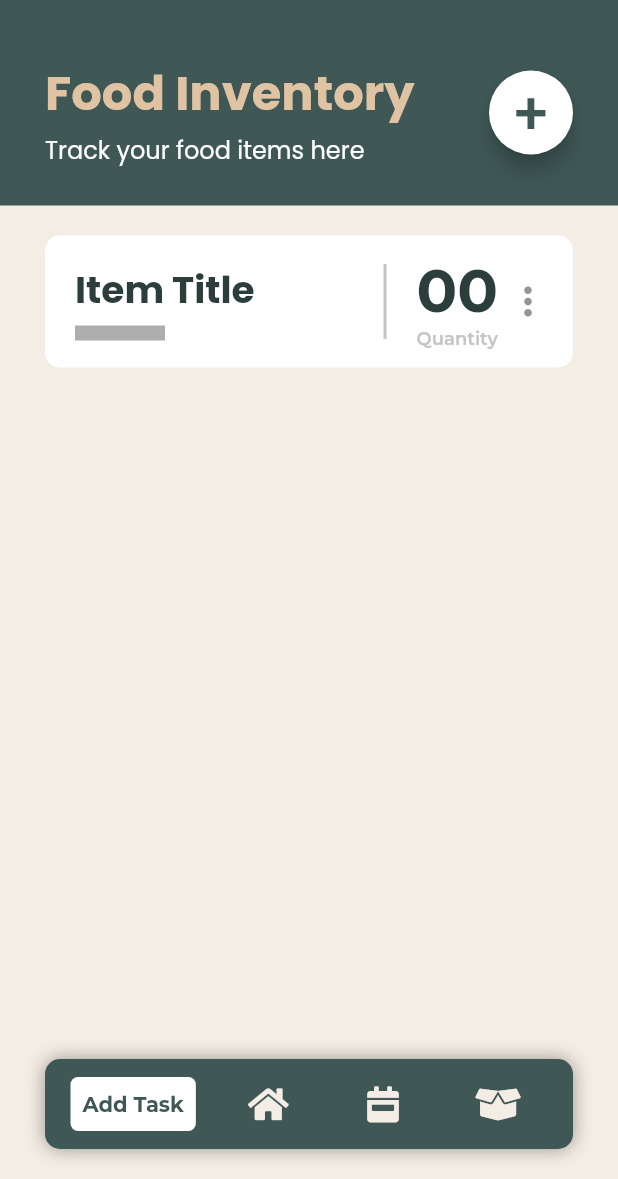
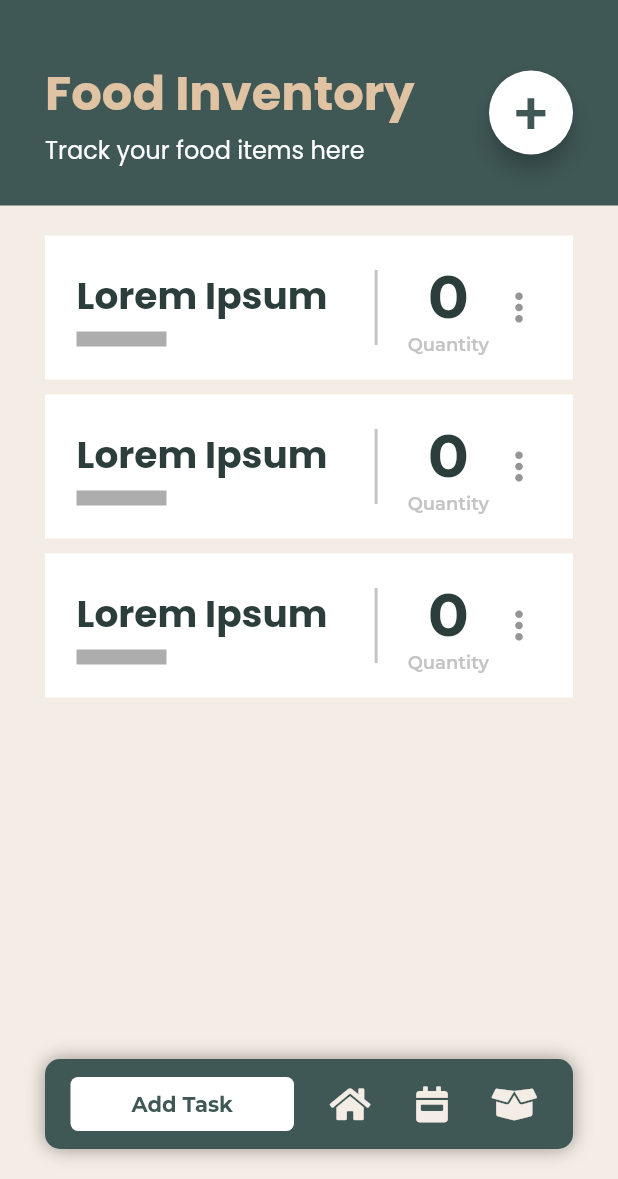
Before and after one commit to kwgarciaIV/hestia, a Flutter app: the InventoryPage screen opened directly, on a phone screen of 412 x 824 dp, the part 57-1236 px from its top. Run offline on Flutter 3.47's test engine with Material 2 defaults, Android fonts, the phone set to English and light mode, and no system bars; drawn by our look-alikes of flutter_slidable; our stand-ins replace flutter_screenutil, font_awesome_flutter, page_transition.

Commit message:
Home Page, Inventory Page, Swipable Cards, BottomBar Flex, Pop up white bg

```diff
--- a/lib/Components/AddTaskPopUp.dart
+++ b/lib/Components/AddTaskPopUp.dart
@@ -8,18 +8,6 @@ class AddTaskPopUp extends StatefulWidget {
   @override
   _AddTaskPopUpState createState() => _AddTaskPopUpState();
 }
-
-const kLabelInputField = TextStyle(
-    fontFamily: 'Montserrat-SemiBold',
-    fontSize: 15.0,
-    color: Color(0xFF57706F));
-const kHintTextStyle = TextStyle(
-    fontSize: 15,
-    color: kGrayButton,
-    fontStyle: FontStyle.italic,
-    fontFamily: 'Montserrat-Medium');
-const kInputTextStyle = TextStyle(
-    color: Colors.black, fontSize: 15.0, fontFamily: 'Montserrat-SemiBold');
 
 class _AddTaskPopUpState extends State<AddTaskPopUp> {
   String dropDownValue = '';
@@ -103,8 +91,12 @@ class _AddTaskPopUpState extends State<AddTaskPopUp> {
           //     ),
           //   ),
           // ),
-          Padding(
-            padding: const EdgeInsets.symmetric(horizontal: 20.0, vertical: 5),
+          Container(
+            color: Colors.white,
+            margin: EdgeInsets.symmetric(horizontal: 20, vertical: 8),
+            child: Padding(
+              padding:
+                  const EdgeInsets.symmetric(horizontal: 20.0, vertical: 5),
               child: DropdownButton(
                 //buttonstyle: ButtonStyle(),
                 hint: dropDownValue == ''
@@ -142,6 +134,7 @@ class _AddTaskPopUpState extends State<AddTaskPopUp> {
                     },
                   );
                 },
+              ),
             ),
           ),
           Padding(
--- a/lib/Components/BottomActions.dart
+++ b/lib/Components/BottomActions.dart
@@ -28,7 +28,9 @@ class _BottomActionState extends State<BottomAction> {
         padding: const EdgeInsets.all(12.0),
         child: Row(
           children: <Widget>[
-            GestureDetector(
+            Expanded(
+              flex: 6,
+              child: GestureDetector(
                 onTap: () {
                   showModalBottomSheet(
                       shape: RoundedRectangleBorder(
@@ -45,8 +47,6 @@ class _BottomActionState extends State<BottomAction> {
                   //   _showBottomBar(true);
                   // });
                 },
-              child: Expanded(
-                flex: 6,
                 child: Container(
                   margin: EdgeInsets.only(left: 5, right: 10),
                   decoration: BoxDecoration(
--- /dev/null
+++ b/lib/Components/SwipableInventoryCard.dart
@@ -0,0 +1,143 @@
+import 'package:flutter/material.dart';
+import 'package:flutter_slidable/flutter_slidable.dart';
+import 'package:hestia/constants.dart';
+
+class SwipableInventoryCard extends StatefulWidget {
+  SwipableInventoryCard(
+      {@required this.itemTitle,
+      @required this.category,
+      @required this.quantity});
+  String? itemTitle;
+  String? category;
+  int? quantity;
+
+  @override
+  _SwipableInventoryCardState createState() => _SwipableInventoryCardState(
+      itemTitle: itemTitle, category: category, quantity: quantity);
+}
+
+class _SwipableInventoryCardState extends State<SwipableInventoryCard> {
+  @override
+  _SwipableInventoryCardState({this.itemTitle, this.category, this.quantity});
+
+  String? itemTitle;
+  String? category;
+  int? quantity;
+
+  Widget build(BuildContext context) {
+    return Container(
+      margin: EdgeInsets.only(bottom: 10),
+      child: Slidable(
+        // Specify a key if the Slidable is dismissible.
+        key: const ValueKey(0),
+
+        // The start action pane is the one at the left or the top side.
+        startActionPane: ActionPane(
+          // A motion is a widget used to control how the pane animates.
+
+          // A pane can dismiss the Slidable.
+          motion: const BehindMotion(),
+          children: const [
+            SlidableAction(
+              onPressed: doNothing,
+              backgroundColor: Color(0xFF9AB6B4),
+              foregroundColor: Colors.white,
+              icon: Icons.mood,
+              label: 'Add',
+            ),
+          ],
+        ),
+
+        endActionPane: ActionPane(
+          motion: const BehindMotion(),
+          children: [
+            SlidableAction(
+              onPressed: doNothing,
+              backgroundColor: Color(0xFFDFC3A2),
+              foregroundColor: Colors.white,
+              icon: Icons.mood_bad,
+              label: 'Subtract',
+            ),
+          ],
+        ),
+
+        child: Container(
+          color: Colors.white,
+          child: ListTile(
+            title: Padding(
+              padding:
+                  const EdgeInsets.symmetric(horizontal: 5.0, vertical: 12.0),
+              child: Column(
+                crossAxisAlignment: CrossAxisAlignment.start,
+                children: [
+                  Row(
+                    mainAxisAlignment: MainAxisAlignment.spaceBetween,
+                    children: [
+                      Column(
+                        crossAxisAlignment: CrossAxisAlignment.start,
+                        mainAxisAlignment: MainAxisAlignment.start,
+                        children: [
+                          Padding(
+                            padding: const EdgeInsets.only(bottom: 5),
+                            child: Text(
+                              itemTitle ?? "Null",
+                              style: TextStyle(
+                                color: kVeryDarkGreen,
+                                fontSize: 25.0,
+                                fontFamily: 'Poppins-Bold',
+                              ),
+                            ),
+                          ),
+                          Container(
+                            padding: EdgeInsets.symmetric(
+                                vertical: 5, horizontal: 30),
+                            color: kGrayButton,
+                          )
+                        ],
+                      ),
+                      Row(
+                        children: <Widget>[
+                          Container(height: 50, width: 2, color: kGrayHeading),
+                          Padding(
+                            padding: const EdgeInsets.only(left: 20, right: 5),
+                            child: Column(
+                              children: [
+                                Text(
+                                  quantity.toString(),
+                                  style: TextStyle(
+                                    color: kVeryDarkGreen,
+                                    fontSize: 40.0,
+                                    fontFamily: 'Montserrat-Bold',
+                                  ),
+                                ),
+                                Text(
+                                  'Quantity',
+                                  style: TextStyle(
+                                    color: kGrayHeading,
+                                    fontSize: 12.0,
+                                    fontFamily: 'Montserrat-SemiBold',
+                                  ),
+                                ),
+                              ],
+                            ),
+                          ),
+                          Icon(
+                            Icons.more_vert,
+                            size: 30,
+                            color: Color(0xFF959595),
+                          ),
+                        ],
+                      )
+                    ],
+                  ),
+                ],
+              ),
+            ),
+          ),
+        ),
+      ),
+    );
+  }
+}
+
+void doNothing(BuildContext context) {}
--- a/lib/Components/SwipableTaskCard.dart
+++ b/lib/Components/SwipableTaskCard.dart
@@ -21,7 +21,9 @@ class _SwipableTaskCardState extends State<SwipableTaskCard> {
 
   @override
   Widget build(BuildContext context) {
-    return Slidable(
+    return Container(
+      margin: EdgeInsets.only(bottom: 10),
+      child: Slidable(
         // Specify a key if the Slidable is dismissible.
         key: const ValueKey(0),
 
@@ -57,7 +59,6 @@ class _SwipableTaskCardState extends State<SwipableTaskCard> {
         ),
 
         child: Container(
-        margin: EdgeInsets.only(bottom: 10),
           color: Colors.white,
           child: ListTile(
             title: Padding(
@@ -98,6 +99,7 @@ class _SwipableTaskCardState extends State<SwipableTaskCard> {
             ),
           ),
         ),
+      ),
     );
   }
 }
--- a/lib/Screens/HomePage.dart
+++ b/lib/Screens/HomePage.dart
@@ -108,7 +108,7 @@ class _HomePageState extends State<HomePage> {
                       ),
                       SwipableTaskCard(
                         taskTitle: 'Lorem Ipsum' + '\t',
-                        taskType: 'Task Type',
+                        taskType: 'Task Type 2',
                         taskDesc: 'Lorem ipsum dolor sit amet, consectetur ',
                       ),
                       SwipableTaskCard(
--- a/lib/Screens/InventoryPage.dart
+++ b/lib/Screens/InventoryPage.dart
@@ -6,6 +6,7 @@ import 'package:flutter_screenutil/flutter_screenutil.dart';
 import 'package:page_transition/page_transition.dart';
 import '../Components/NavigationBar.dart';
 import 'package:hestia/Components/BottomActions.dart';
+import '../Components/SwipableInventoryCard.dart';
 
 class InventoryPage extends StatefulWidget {
   const InventoryPage({Key? key}) : super(key: key);
@@ -95,88 +96,20 @@ class _InventoryPageState extends State<InventoryPage> {
                     )),
                 Container(
                   padding: new EdgeInsets.fromLTRB(30, 20, 30, 30),
-                  width: MediaQuery.of(context).size.width,
                   child: Column(
-                    crossAxisAlignment: CrossAxisAlignment.start,
                     children: [
-                      Container(
-                        padding: new EdgeInsets.symmetric(
-                            vertical: 12, horizontal: 15),
-                        decoration: BoxDecoration(
-                          borderRadius: BorderRadius.circular(10),
-                          color: Colors.white,
-                        ),
-                        margin: EdgeInsets.only(bottom: 10),
-                        child: Expanded(
-                          child: Row(
-                            mainAxisAlignment: MainAxisAlignment.spaceBetween,
-                            children: [
-                              Container(
-                                padding: const EdgeInsets.only(left: 5),
-                                child: Column(
-                                  crossAxisAlignment: CrossAxisAlignment.start,
-                                  mainAxisAlignment: MainAxisAlignment.start,
-                                  children: [
-                                    Padding(
-                                      padding: const EdgeInsets.only(bottom: 5),
-                                      child: Text(
-                                        'Item Title',
-                                        style: TextStyle(
-                                          color: kVeryDarkGreen,
-                                          fontSize: 25.0,
-                                          fontFamily: 'Poppins-Bold',
-                                        ),
-                                      ),
-                                    ),
-                                    Container(
-                                      padding: EdgeInsets.symmetric(
-                                          vertical: 5, horizontal: 30),
-                                      color: kGrayButton,
-                                    )
-                                  ],
-                                ),
-                              ),
-                              Row(
-                                children: <Widget>[
-                                  Container(
-                                      height: 50,
-                                      width: 2,
-                                      color: kGrayHeading),
-                                  Padding(
-                                    padding: const EdgeInsets.only(
-                                        left: 20, right: 5),
-                                    child: Column(
-                                      children: [
-                                        Text(
-                                          '00',
-                                          style: TextStyle(
-                                            color: kVeryDarkGreen,
-                                            fontSize: 40.0,
-                                            fontFamily: 'Montserrat-Bold',
-                                          ),
-                                        ),
-                                        Text(
-                                          'Quantity',
-                                          style: TextStyle(
-                                            color: kGrayHeading,
-                                            fontSize: 12.0,
-                                            fontFamily: 'Montserrat-SemiBold',
-                                          ),
-                                        ),
-                                      ],
-                                    ),
-                                  ),
-                                  Icon(
-                                    Icons.more_vert,
-                                    size: 30,
-                                    color: Color(0xFF959595),
-                                  ),
-                                ],
-                              )
-                            ],
-                          ),
-                        ),
-                      ),
+                      SwipableInventoryCard(
+                          itemTitle: 'Lorem Ipsum',
+                          quantity: 00,
+                          category: 'eheheh'),
+                      SwipableInventoryCard(
+                          itemTitle: 'Lorem Ipsum',
+                          quantity: 00,
+                          category: 'eheheh'),
+                      SwipableInventoryCard(
+                          itemTitle: 'Lorem Ipsum',
+                          quantity: 00,
+                          category: 'eheheh'),
                     ],
                   ),
                 ),
--- a/lib/constants.dart
+++ b/lib/constants.dart
@@ -60,3 +60,17 @@ const kCardDesc = TextStyle(
   fontFamily: 'Montserrat-SemiBold',
   fontSize: 12,
 );
+
+const kLabelInputField = TextStyle(
+    fontFamily: 'Montserrat-SemiBold',
+    fontSize: 15.0,
+    color: Color(0xFF57706F));
+
+const kHintTextStyle = TextStyle(
+    fontSize: 15,
+    color: kGrayButton,
+    fontStyle: FontStyle.italic,
+    fontFamily: 'Montserrat-Medium');
+
+const kInputTextStyle = TextStyle(
+    color: Colors.black, fontSize: 15.0, fontFamily: 'Montserrat-SemiBold');
```
Lines whose indentation alone changed are shown as unchanged.
